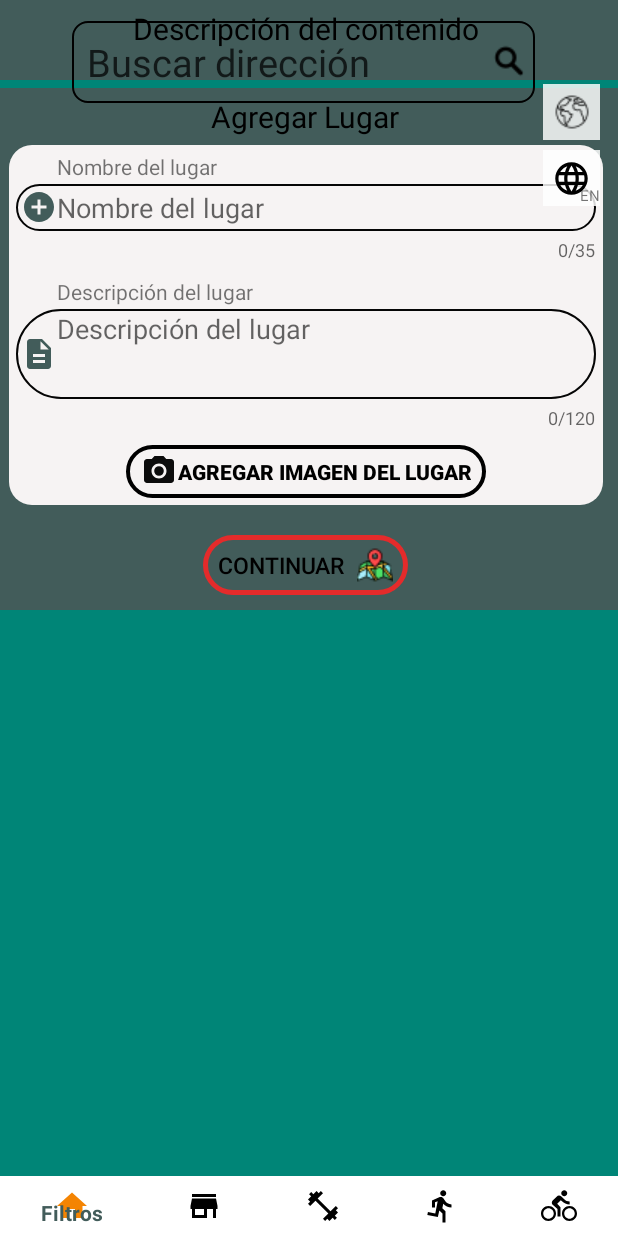
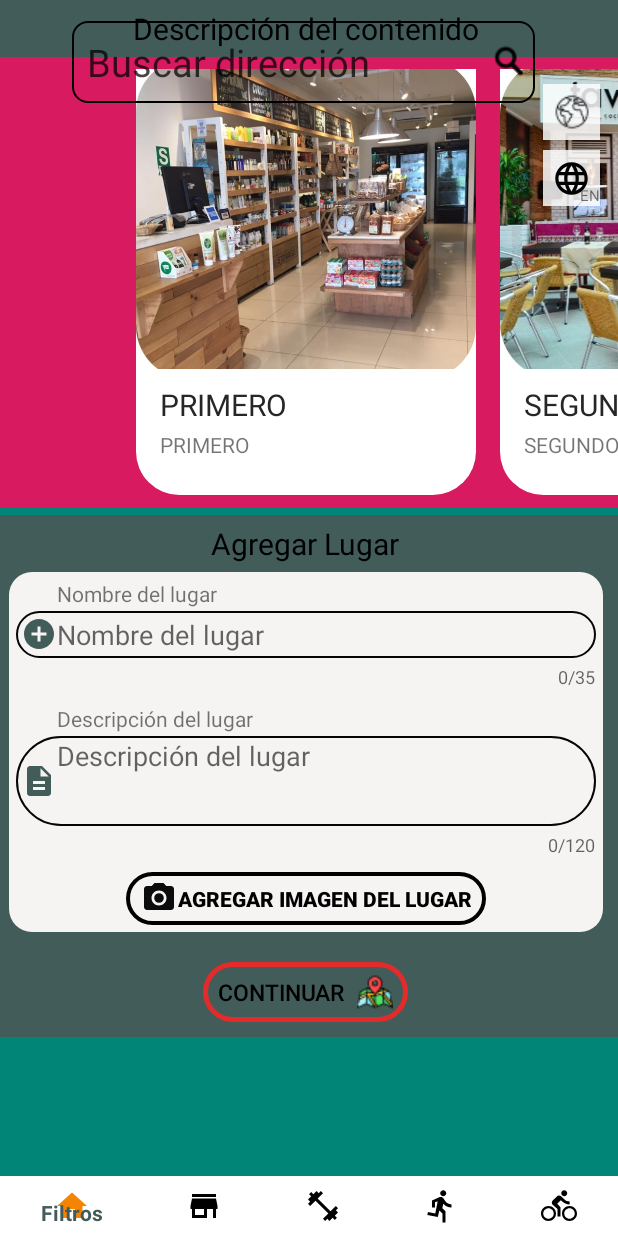
Before and after one commit to jgomez461/Proyecto_Grado, an Android app: the fragment PageFragment_comidasaludable placed in its activity, on a phone screen of 412 x 824 dp. Run offline under Robolectric (Android 15) with nearby library versions, the phone set to English and light mode, and no system bars; libraries missing offline, so code that uses them is left out: uk.co.senab.

Commit message:
corrigiendo errores del diseño que se eliminó
en esta seccion agregamos el viewpager al proyecto para qye se vea mucho mejor y actualizar lo que se eliminó

```diff
--- /dev/null
+++ b/app/src/main/java/com/example/proyecto_grado/Clases/Model_iformacion_lugares.java
@@ -0,0 +1,38 @@
+package com.example.proyecto_grado.Clases;
+
+public class Model_iformacion_lugares {
+
+    private int imagen;
+    private String titulo;
+    private String contenido;
+
+    public Model_iformacion_lugares(int imagen, String titulo, String contenido) {
+        this.imagen = imagen;
+        this.titulo = titulo;
+        this.contenido = contenido;
+    }
+
+    public int getImagen() {
+        return imagen;
+    }
+
+    public void setImagen(int imagen) {
+        this.imagen = imagen;
+    }
+
+    public String getTitulo() {
+        return titulo;
+    }
+
+    public void setTitulo(String titulo) {
+        this.titulo = titulo;
+    }
+
+    public String getContenido() {
+        return contenido;
+    }
+
+    public void setContenido(String contenido) {
+        this.contenido = contenido;
+    }
+}
--- /dev/null
+++ b/app/src/main/java/com/example/proyecto_grado/fragments/fragments/Adaptador_informacion_lugares.java
@@ -0,0 +1,65 @@
+package com.example.proyecto_grado.fragments.fragments;
+
+import android.content.Context;
+import android.view.LayoutInflater;
+import android.view.View;
+import android.view.ViewGroup;
+import android.widget.ImageView;
+import android.widget.TextView;
+
+import androidx.annotation.NonNull;
+import androidx.viewpager.widget.PagerAdapter;
+
+import com.example.proyecto_grado.Clases.Model_iformacion_lugares;
+import com.example.proyecto_grado.R;
+
+import java.util.List;
+
+public class Adaptador_informacion_lugares extends PagerAdapter {
+
+    private List<Model_iformacion_lugares> model_iformacion_lugares;
+    private LayoutInflater layoutInflater;
+    private Context context;
+
+    public Adaptador_informacion_lugares(List<Model_iformacion_lugares> model_iformacion_lugares, Context context) {
+        this.model_iformacion_lugares = model_iformacion_lugares;
+        this.context = context;
+    }
+
+    @Override
+    public int getCount() {
+        return model_iformacion_lugares.size();
+    }
+
+    @Override
+    public boolean isViewFromObject(@NonNull View view, @NonNull Object object) {
+        return view.equals(object);
+    }
+
+    @NonNull
+    @Override
+    public Object instantiateItem(@NonNull ViewGroup container, int position) {
+        layoutInflater = layoutInflater.from(context);
+        View view = layoutInflater.inflate(R.layout.informacion_lugares_paraagregar, container, false);
+
+        ImageView imageView;
+        TextView title, description;
+
+        imageView = view.findViewById(R.id.informacion_comida_saludable);
+        title = view.findViewById(R.id.titulo);
+        description = view.findViewById(R.id.contenido);
+
+        imageView.setImageResource(model_iformacion_lugares.get(position).getImagen());
+        title.setText(model_iformacion_lugares.get(position).getTitulo());
+        description.setText(model_iformacion_lugares.get(position).getTitulo());
+
+        container.addView(view, 0);
+
+        return view;
+    }
+
+    @Override
+    public void destroyItem(@NonNull ViewGroup container, int position, @NonNull Object object) {
+        container.removeView((View) object);
+    }
+}
--- a/app/src/main/java/com/example/proyecto_grado/fragments/fragments/PageFragment_comidasaludable.java
+++ b/app/src/main/java/com/example/proyecto_grado/fragments/fragments/PageFragment_comidasaludable.java
@@ -1,5 +1,6 @@
 package com.example.proyecto_grado.fragments.fragments;
 
+import android.animation.ArgbEvaluator;
 import android.app.AlertDialog;
 import android.content.Context;
 import android.content.DialogInterface;
@@ -13,9 +14,12 @@ import android.os.Bundle;
 import android.os.Environment;
 import android.provider.MediaStore;
 import android.util.Log;
+import android.util.Property;
 import android.view.LayoutInflater;
 import android.view.View;
 import android.view.ViewGroup;
+import android.widget.Adapter;
+import android.widget.ArrayAdapter;
 import android.widget.Button;
 import android.widget.ImageButton;
 import android.widget.ImageView;
@@ -27,7 +31,9 @@ import androidx.core.content.FileProvider;
 import androidx.fragment.app.Fragment;
 import androidx.recyclerview.widget.LinearLayoutManager;
 import androidx.recyclerview.widget.RecyclerView;
+import androidx.viewpager.widget.ViewPager;
 
+import com.example.proyecto_grado.Clases.Model_iformacion_lugares;
 import com.example.proyecto_grado.R;
 import com.example.proyecto_grado.complementos.Imagenes_Recycler_Uris;
 
@@ -48,7 +54,7 @@ public class PageFragment_comidasaludable extends Fragment {
     private ImageButton rotarizquierda;
     private ImageButton restaurar;
     private RecyclerView recylcerimagenes;
-    private RecyclerView imagenesinformacion;
+    private ViewPager imagenesinformacion;
     private int contadorizqui = 0;
     private int contadorderecha = 360;
     private ArrayList<Imagenes_Recycler_Uris> uris = new ArrayList<>();
@@ -62,18 +68,73 @@ public class PageFragment_comidasaludable extends Fragment {
     private float xBegin = 0;
     private float yBegin = 0;
 
+    ViewPager viewPager;
+    Adaptador_informacion_lugares adapter;
+    List<Model_iformacion_lugares> model_iformacion_lugares;
+    Integer[] colors = null;
+    ArgbEvaluator argbEvaluator = new ArgbEvaluator();
+
     PhotoViewAttacher photoViewAttacher;
     RecyclerViewImagenes_lugares_comida adaptador;
-    RecyclerViewImagenesInformacionComidaSaludable adaptadorinformacion;
+    //RecyclerViewImagenesInformacionComidaSaludable adaptadorinformacion;
 
     @Nullable
     @Override
-    public View onCreateView(@NonNull LayoutInflater inflater, @Nullable ViewGroup container, @Nullable Bundle savedInstanceState) {
+    public View onCreateView(@NonNull LayoutInflater inflater, @Nullable final ViewGroup container, @Nullable Bundle savedInstanceState) {
+        //View viewGroup = inflater.inflate(R.layout.pageviewcomidasaludable, container, false);
         ViewGroup viewGroup = (ViewGroup) inflater.inflate(R.layout.pageviewcomidasaludable, container, false);
+
+
+        //En este espacion agregamos las imagenes que van como información para el item de comida saludable
+        model_iformacion_lugares = new ArrayList<>();
+        model_iformacion_lugares.add(new Model_iformacion_lugares(R.drawable.informacion_comida_saludable_01, "PRIMERO", "este es el contenido 1"));
+        model_iformacion_lugares.add(new Model_iformacion_lugares(R.drawable.informacion_comida_saludable_02, "SEGUNDO", "este es el contenido 2"));
+        model_iformacion_lugares.add(new Model_iformacion_lugares(R.drawable.informacion_comidasaludable_03, "TERCERO", "este es el contenido 3"));
+
+        adapter = new Adaptador_informacion_lugares(model_iformacion_lugares, viewGroup.getContext());
 
         añadirimagen = (Button) viewGroup.findViewById(R.id.cargarimagen);
         recylcerimagenes = (RecyclerView) viewGroup.findViewById(R.id.recyvlerimagenes);
-        imagenesinformacion = (RecyclerView) viewGroup.findViewById(R.id.recyclerinformacion);
+        //imagenesinformacion = (RecyclerView) viewGroup.findViewById(R.id.recyclerinformacion);
+        imagenesinformacion = viewGroup.findViewById(R.id.recyclerinformacion);
+        imagenesinformacion.setAdapter(adapter);
+        imagenesinformacion.setPadding(130, 0, 130, 0);
+
+        Integer[] colors_temp = {
+                getResources().getColor(R.color.colorAccent),
+                getResources().getColor(R.color.colornaranjaosucro),
+                getResources().getColor(R.color.colorPrimaryDark)
+        };
+
+        colors = colors_temp;
+
+        imagenesinformacion.setOnPageChangeListener(new ViewPager.OnPageChangeListener() {
+            @Override
+            public void onPageScrolled(int position, float positionOffset, int positionOffsetPixels) {
+                if(position < (adapter.getCount() -1) && position < (colors.length - 1)){
+                    imagenesinformacion.setBackgroundColor(
+                            (Integer) argbEvaluator.evaluate(
+                                    positionOffset,
+                                    colors[position],
+                                    colors[position]
+                            )
+                    );
+                }else{
+                    imagenesinformacion.setBackgroundColor(colors[colors.length - 1]);
+                }
+            }
+
+            @Override
+            public void onPageSelected(int position) {
+
+            }
+
+            @Override
+            public void onPageScrollStateChanged(int state) {
+
+            }
+        });
+
 
         añadirimagen.setOnClickListener(new View.OnClickListener() {
             @Override
@@ -88,12 +149,11 @@ public class PageFragment_comidasaludable extends Fragment {
             recylcerimagenes.setVisibility(View.VISIBLE);
         }
 
-
-
-        informacionconimagens();
+        //informacionconimagens();
 
         return viewGroup;
     }
+
 /*
     @Override
     public void onViewCreated(@NonNull View view, @Nullable Bundle savedInstanceState) {
@@ -133,7 +193,6 @@ public class PageFragment_comidasaludable extends Fragment {
     public void datoss() {
         dialogPhoto();
     }
-
 
     private void dialogPhoto() {
         try {
@@ -197,11 +256,11 @@ public class PageFragment_comidasaludable extends Fragment {
         startActivityForResult(intentar, CODIGO_FOTO);
     }
 
-    private void informacionconimagens(){
+    /*private void informacionconimagens(){
         imagenesinformacion.setLayoutManager(new LinearLayoutManager(getContext(), LinearLayoutManager.HORIZONTAL, false));
         adaptadorinformacion = new RecyclerViewImagenesInformacionComidaSaludable(getContext());
         imagenesinformacion.setAdapter(adaptadorinformacion);
-    }
+    }*/
 
     @Override
     public void onActivityResult(int requestCode, int resultCode, @Nullable Intent data) {
@@ -268,7 +327,7 @@ public class PageFragment_comidasaludable extends Fragment {
         recylcerimagenes.setAdapter(adaptador);
     }
 
-    //COn este metodo se hace la conversión de Bitmap a uri, el problema es que crea otra carpeta aparate de la que ya creamos
+    //Con este metodo se hace la conversión de Bitmap a uri, el problema es que crea otra carpeta aparate de la que ya creamos
     public Uri getImageUri(Context inContext, Bitmap inImage) {
         ByteArrayOutputStream bytes = new ByteArrayOutputStream();
         inImage.compress(Bitmap.CompressFormat.JPEG, 100, bytes);
--- a/app/src/main/java/com/example/proyecto_grado/fragments/fragments/RecyclerViewImagenesInformacionComidaSaludable.java
+++ /dev/null
@@ -1,85 +0,0 @@
-package com.example.proyecto_grado.fragments.fragments;
-
-import android.content.Context;
-import android.view.LayoutInflater;
-import android.view.View;
-import android.view.ViewGroup;
-import android.widget.ImageView;
-import android.widget.TextView;
-
-import androidx.annotation.NonNull;
-import androidx.recyclerview.widget.RecyclerView;
-
-import com.bumptech.glide.Glide;
-import com.example.proyecto_grado.R;
-
-import java.util.ArrayList;
-
-import uk.co.senab.photoview.PhotoViewAttacher;
-
-public class RecyclerViewImagenesInformacionComidaSaludable extends RecyclerView.Adapter<RecyclerViewImagenesInformacionComidaSaludable.CategoriaViewHolder> {
-
-    Context context;
-    private ArrayList<Integer> mnames = new ArrayList<>();
-    private ArrayList<Integer> mimageurl = new ArrayList<>();
-    PhotoViewAttacher photoViewAttacher;
-
-    public RecyclerViewImagenesInformacionComidaSaludable(Context context) {
-        this.context = context;
-    }
-
-    @NonNull
-    @Override
-    public RecyclerViewImagenesInformacionComidaSaludable.CategoriaViewHolder onCreateViewHolder(@NonNull ViewGroup parent, int viewType) {
-        View view = LayoutInflater.from(parent.getContext()).inflate(R.layout.informacion_lugares_paraagregar, null, false);
-        return new RecyclerViewImagenesInformacionComidaSaludable.CategoriaViewHolder(view);
-    }
-
-    @Override
-    public void onBindViewHolder(@NonNull RecyclerViewImagenesInformacionComidaSaludable.CategoriaViewHolder holder, int position) {
-
-        getImages();
-
-        Glide.with(context)
-                .asBitmap()
-                .load(mimageurl.get(position))
-                .into(holder.imagen);
-
-        holder.textView.setText(mnames.get(position));
-
-        photoViewAttacher = new PhotoViewAttacher(holder.imagen);
-
-    }
-
-    @Override
-    public int getItemCount() {
-        return 3;
-    }
-
-    public class CategoriaViewHolder extends RecyclerView.ViewHolder {
-        ImageView imagen;
-        TextView textView;
-        public CategoriaViewHolder(@NonNull View itemView) {
-            super(itemView);
-
-            imagen = (ImageView) itemView.findViewById(R.id.informacion_comida_saludable);
-            textView = (TextView) itemView.findViewById(R.id.contenido);
-
-        }
-    }
-
-    private void getImages(){
-
-        mimageurl.add(R.drawable.prueba_imagenes_redondeo_eliminar_despues);
-        mnames.add(R.string.informacion_imges_comida_01);
-
-        mimageurl.add(R.drawable.informacion_comida_saludable_02);
-        mnames.add(R.string.informacion_imges_comida_02);
-
-        mimageurl.add(R.drawable.informacion_comidasaludable_03);
-        mnames.add(R.string.informacion_imges_comida_03);
-
-    }
-
-
-}
--- /dev/null
+++ b/app/src/main/res/drawable/round.xml
@@ -0,0 +1,11 @@
+<?xml version="1.0" encoding="utf-8"?>
+<shape xmlns:android="http://schemas.android.com/apk/res/android"
+    android:shape="rectangle"
+    android:padding="5dp">
+    <solid android:color="#b514be36"/> <!-- this one is ths color of the Rounded Button -->
+    <corners
+        android:bottomRightRadius="50dp"
+        android:bottomLeftRadius="50dp"
+        android:topLeftRadius="50dp"
+        android:topRightRadius="50dp"/>
+</shape>
--- a/app/src/main/res/layout/boton_home.xml
+++ b/app/src/main/res/layout/boton_home.xml
@@ -7,8 +7,7 @@
     android:background="@drawable/redondeo_l"
     android:orientation="vertical"
     tools:context=".MapsActivity"
-    android:padding="2dp"
-    >
+    android:padding="2dp">
 
     <ImageView
         android:id="@+id/linea"
--- a/app/src/main/res/layout/informacion_lugares_paraagregar.xml
+++ b/app/src/main/res/layout/informacion_lugares_paraagregar.xml
@@ -1,22 +1,55 @@
 <?xml version="1.0" encoding="utf-8"?>
-<RelativeLayout
-    xmlns:android="http://schemas.android.com/apk/res/android"
-    android:layout_width="wrap_content"
-    android:layout_height="wrap_content"
-    android:layout_marginStart="5dp"
-    android:layout_marginLeft="5dp"
-    >
+<LinearLayout xmlns:android="http://schemas.android.com/apk/res/android"
+    android:layout_width="match_parent"
+    android:layout_height="match_parent"
+    xmlns:app="http://schemas.android.com/apk/res-auto"
+    android:orientation="vertical">
 
-    <androidx.viewpager.widget.ViewPager
+    <androidx.cardview.widget.CardView
         android:layout_width="match_parent"
-        android:layout_height="match_parent"
-        android:foregroundGravity="center"
-        android:id="@+id/viewPager"
-        android:layout_centerInParent="true"
-        android:overScrollMode="never"
-        android:clipToPadding="false"
-        >
+        android:layout_height="wrap_content"
+        app:cardCornerRadius="29dp"
+        android:layout_margin="8dp">
 
-    </androidx.viewpager.widget.ViewPager>
+        <RelativeLayout
+            android:layout_width="match_parent"
+            android:layout_height="300dp">
 
-</RelativeLayout>
+            <ImageView
+                android:layout_width="match_parent"
+                android:layout_height="200dp"
+                android:id="@+id/informacion_comida_saludable"
+                android:scaleType="centerCrop"
+                android:src="@drawable/informacion_comida_saludable_01"
+                />
+
+            <TextView
+                android:layout_width="wrap_content"
+                android:layout_height="wrap_content"
+                android:layout_below="@+id/informacion_comida_saludable"
+                android:id="@+id/titulo"
+                android:textColor="#262626"
+                android:text="Titulo"
+                android:layout_marginTop="10dp"
+                android:layout_marginLeft="16dp"
+                android:textSize="20sp" />
+
+            <TextView
+                android:layout_width="wrap_content"
+                android:layout_height="wrap_content"
+                android:id="@+id/contenido"
+                android:layout_below="@id/titulo"
+                android:layout_marginTop="3dp"
+                android:layout_marginLeft="16dp"
+                android:layout_marginRight="16dp"
+                android:maxLines="3"
+                android:text="cndjncdj cdcndjcd jcdjcd jhcdjcd jchdjhcjd hjcd jh y jchd jchd cd j cdjhcd cdjhcd cdjhcdjcd cdjhcdjcd jhcdjchdc jhcdjchdjcd jchjdhcjd jhcjdchdj jchdjhcd jhcdjhcdj hcdhjchdjchdj"
+                android:drawablePadding="10dp"
+                android:ellipsize="end"
+                />
+
+        </RelativeLayout>
+
+    </androidx.cardview.widget.CardView>
+
+</LinearLayout>
--- a/app/src/main/res/layout/pageviewcomidasaludable.xml
+++ b/app/src/main/res/layout/pageviewcomidasaludable.xml
@@ -35,26 +35,26 @@
                     android:textSize="20dp"
                     android:layout_marginBottom="5dp"/>
 
-                <LinearLayout
-                    android:id="@+id/linearimage"
+                <RelativeLayout
+                    xmlns:android="http://schemas.android.com/apk/res/android"
+                    xmlns:app="http://schemas.android.com/apk/res-auto"
+                    xmlns:tools="http://schemas.android.com/tools"
                     android:layout_width="match_parent"
-                    android:layout_height="wrap_content"
-                    android:layout_marginLeft="10dp"
-                    android:layout_marginRight="10dp"
-                    android:background="@drawable/bordelinearlayoutimagenes"
-                    android:orientation="vertical"
-                    android:layout_marginBottom="15dp"
+                    android:layout_height="match_parent"
                     >
 
-                    <androidx.recyclerview.widget.RecyclerView
+                    <androidx.viewpager.widget.ViewPager
                         android:id="@+id/recyclerinformacion"
                         android:layout_width="match_parent"
-                        android:layout_height="wrap_content"
-                        android:orientation="horizontal">
-                    </androidx.recyclerview.widget.RecyclerView>
+                        android:layout_height="300dp"
+                        android:foregroundGravity="center"
+                        android:layout_centerInParent="true"
+                        android:overScrollMode="never"
+                        android:clipToPadding="false">
 
+                    </androidx.viewpager.widget.ViewPager>
 
-                </LinearLayout>
+                </RelativeLayout>
 
             </LinearLayout>
 
```
Also changed, not shown: 1 other file.
